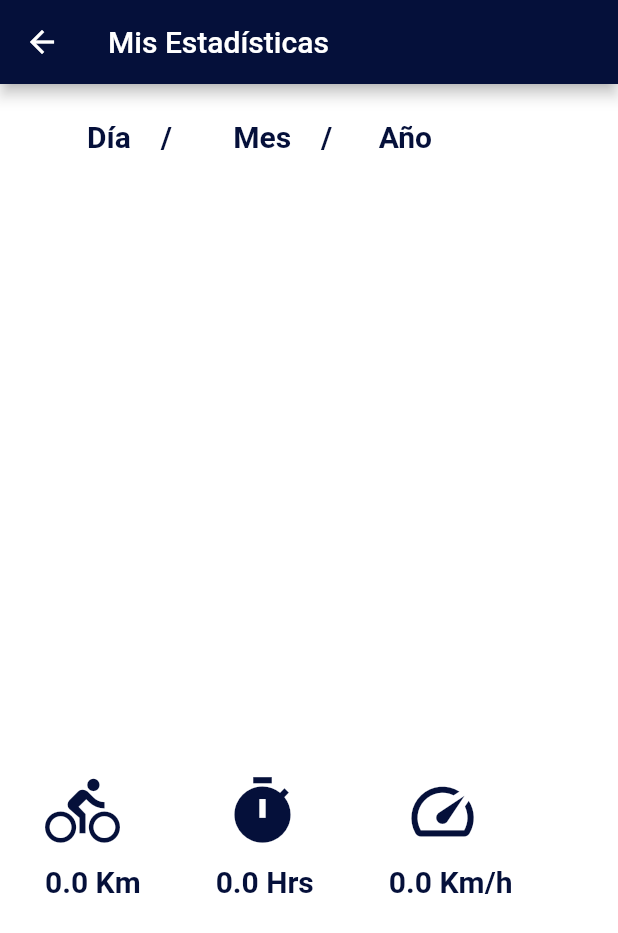
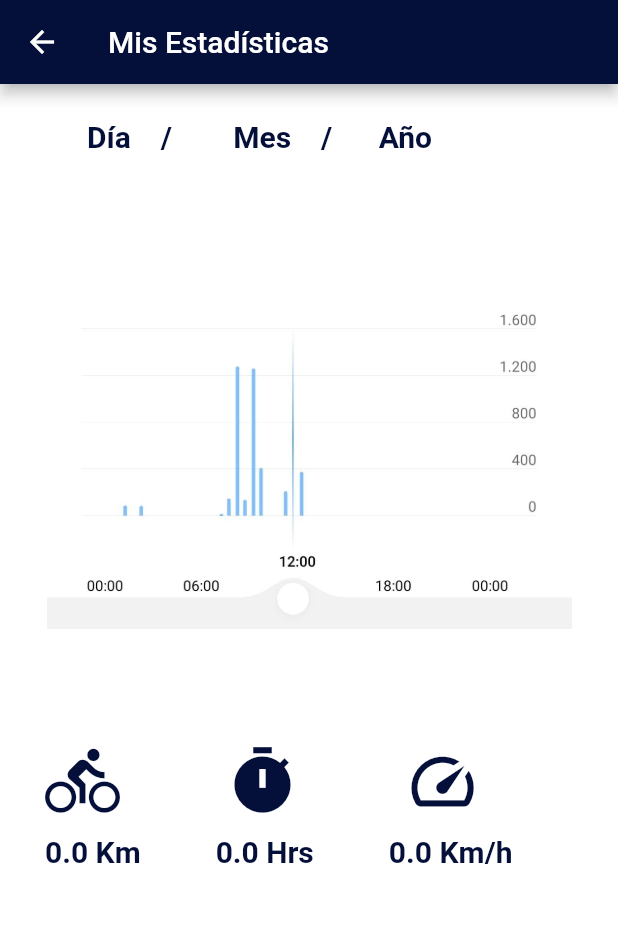
Before and after one commit to TheareDelgado/PrototipoWaze, a Flutter app: the Dashboard screen opened directly, after a tap on an icon or button, on a phone screen of 412 x 824 dp. Shown: the top 933 px of the screen. Run offline on Flutter 3.47's test engine with Material 2 defaults, Android fonts, the phone set to English and light mode, and no system bars; our stand-ins replace google_maps_flutter; Roboto replaces fonts that are missing (Impact).

Commit message:
aaa
aaaaa

```diff
--- a/wazeprototipe/lib/dashboard.dart
+++ b/wazeprototipe/lib/dashboard.dart
@@ -1,11 +1,22 @@
 import 'package:flutter/material.dart';
-import 'dart:async';
 import 'package:wazeprototipe/login.dart';
 import 'package:wazeprototipe/maps.dart';
 import 'dart:math';
 
-class Dashboard extends StatelessWidget {
+String imageLink = 'assets/images/dia.jpeg';
+
+class Dashboard extends StatefulWidget {
   static String id = 'dashboard';
+  @override
+  State<Dashboard> createState() => _DashboardState();
+}
+
+class _DashboardState extends State<Dashboard> {
+  onButtonPressed(String value) {
+    setState(() {
+      imageLink = value;
+    });
+  }
 
   @override
   Widget build(BuildContext context) {
@@ -28,6 +39,7 @@ class Dashboard extends StatelessWidget {
                     ),
                     TextButton(
                       onPressed: () {
+                        onButtonPressed('assets/images/dia.jpeg');
                       },
                       child: Text("Día    /",
                           style: TextStyle(
@@ -38,7 +50,7 @@ class Dashboard extends StatelessWidget {
                     ),
                     TextButton(
                       onPressed: () {
-                        // Respond to button press
+                        onButtonPressed('assets/images/mes.jpeg');
                       },
                       child: Text("     Mes    /",
                           style: TextStyle(
@@ -49,7 +61,7 @@ class Dashboard extends StatelessWidget {
                     ),
                     TextButton(
                       onPressed: () {
-                        // Respond to button press
+                        onButtonPressed('assets/images/año.jpeg');
                       },
                       child: Text("   Año",
                           style: TextStyle(
@@ -62,7 +74,12 @@ class Dashboard extends StatelessWidget {
                 ),
               ),
               SizedBox(
-                height: 380.0,
+                height: 10.0,
+              ),
+              Image.asset(
+                imageLink,
+                width: 350,
+                height: 350,
               ),
               SizedBox(
                   height: 70.0,
```
